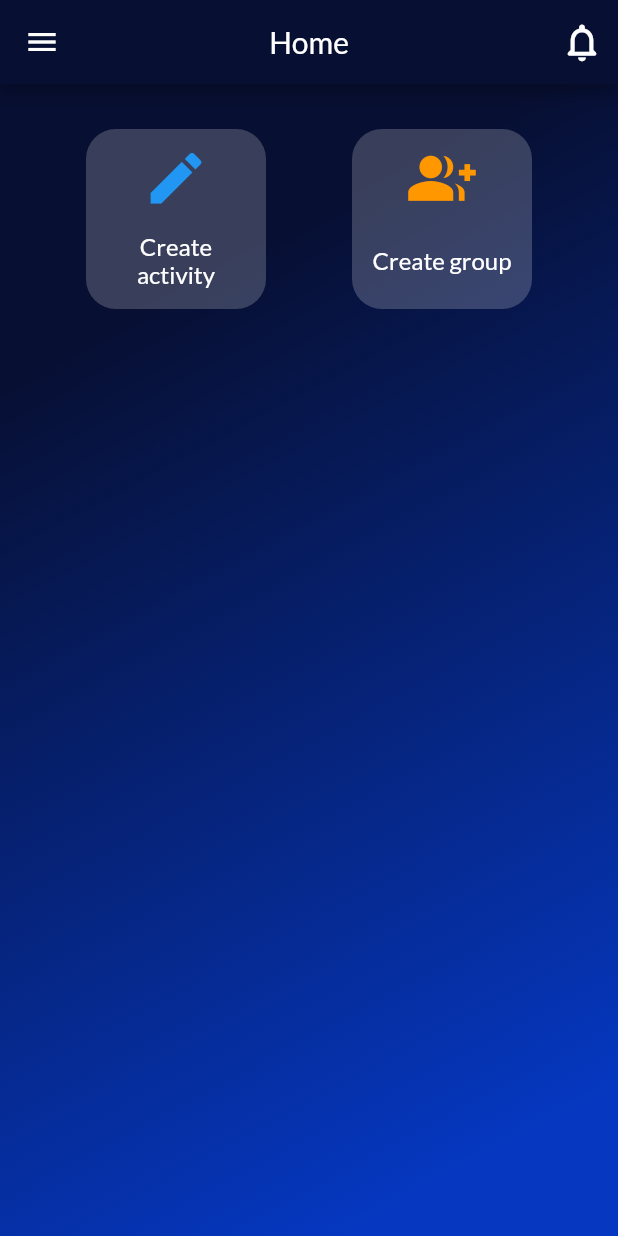
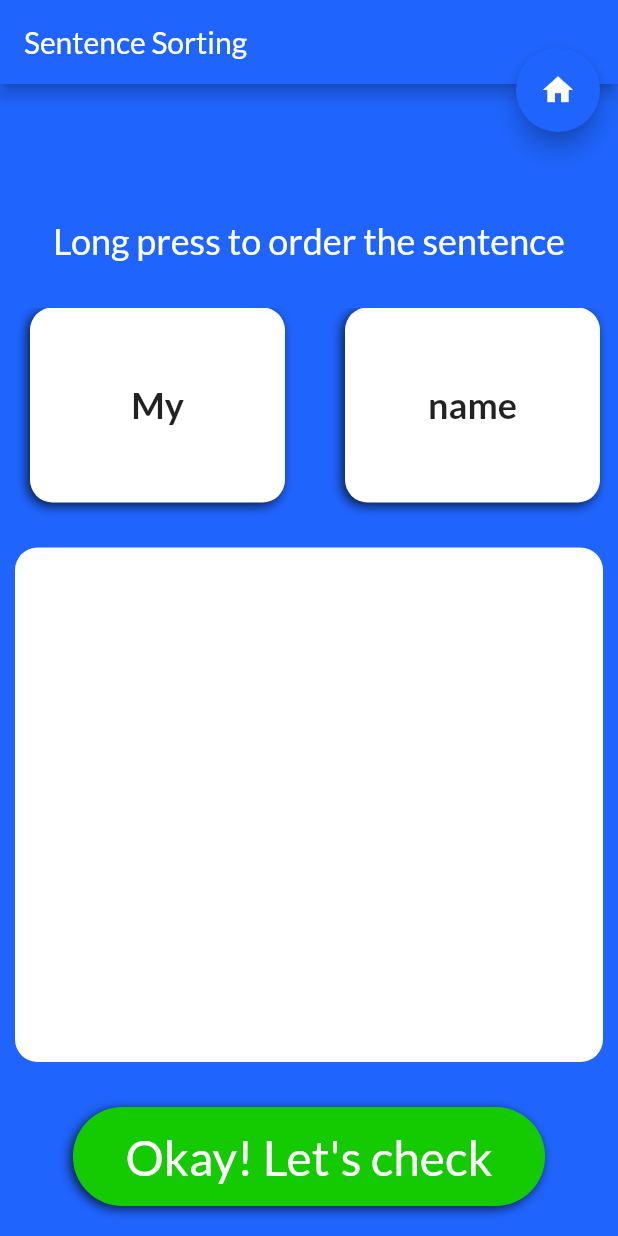
Before and after one commit to yvcdev/t_helper, a Flutter app: the screen it shows after launch, on a phone screen of 412 x 824 dp. Run offline on Flutter 3.47's test engine with Material 2 defaults, Android fonts, the light colour scheme and no system bars; our stand-ins replace google_fonts.

Commit message:
general ui changes

```diff
--- /dev/null
+++ b/lib/activity_screens/a_sort_sentence_screen.dart
@@ -0,0 +1,143 @@
+import 'package:flutter/material.dart';
+import 'package:provider/provider.dart';
+import 'package:t_helper/constants/constants.dart';
+import 'package:t_helper/constants/ui.dart';
+import 'package:t_helper/layouts/layouts.dart';
+import 'package:t_helper/services/services.dart';
+import 'package:t_helper/widgets/widgets.dart';
+
+class ASortSentenceScreen extends StatelessWidget {
+  const ASortSentenceScreen({Key? key}) : super(key: key);
+
+  @override
+  Widget build(BuildContext context) {
+    return ActivityFloatingLayoutLayout(
+      title: 'Sentence Sorting',
+      child: Column(
+        children: [
+          const SizedBox(height: UiConsts.extraLargeSpacing),
+          const Text(
+            'Long press to order the sentence',
+            style: TextStyle(
+                color: Colors.white, fontSize: UiConsts.normalFontSize),
+          ),
+          const SizedBox(
+            height: UiConsts.largeSpacing,
+          ),
+          const SizedBox(
+              height: UiConsts.normalCardHeight, child: _ReordableList()),
+          const _SentenceCreatedContainer(),
+          const SizedBox(
+            height: UiConsts.normalSpacing,
+          ),
+          CustomAcceptButton(
+              onTap: () {
+                print('da');
+              },
+              title: 'Okay! Let\'s check'),
+          const SizedBox(
+            height: UiConsts.normalSpacing,
+          ),
+        ],
+      ),
+    );
+  }
+}
+
+class _ReordableList extends StatelessWidget {
+  const _ReordableList({Key? key}) : super(key: key);
+
+  @override
+  Widget build(BuildContext context) {
+    final sentenceService = Provider.of<SentenceService>(context);
+    final sentence = sentenceService.sentence;
+
+    return ReorderableListView(
+      scrollDirection: Axis.horizontal,
+      children: [
+        for (int index = 0; index < sentence.words.length; index++)
+          _WordCard(
+            text: sentence.words[index],
+            key: Key('$index'),
+          ),
+      ],
+      onReorder: (oldIndex, newIndex) {
+        if (oldIndex < newIndex) {
+          newIndex -= 1;
+        }
+
+        final word = sentenceService.removeWordAt(oldIndex);
+        sentenceService.insertWord(newIndex, word);
+        sentenceService.stringifySentence();
+      },
+    );
+  }
+}
+
+class _WordCard extends StatelessWidget {
+  final String text;
+
+  const _WordCard({
+    Key? key,
+    required this.text,
+  }) : super(key: key);
+
+  @override
+  Widget build(BuildContext context) {
+    return Column(
+      children: [
+        Expanded(
+          child: Container(
+            alignment: Alignment.center,
+            padding: const EdgeInsets.all(UiConsts.normalPadding),
+            margin:
+                const EdgeInsets.symmetric(horizontal: UiConsts.normalSpacing),
+            child: Text(
+              text,
+              style: const TextStyle(
+                  fontSize: UiConsts.normalFontSize,
+                  fontWeight: FontWeight.bold),
+            ),
+            width: 170,
+            height: UiConsts.normalCardHeight,
+            decoration: BoxDecoration(
+                borderRadius: BorderRadius.circular(UiConsts.borderRadius),
+                color: Colors.white,
+                boxShadow: [UiConsts.boxShadow]),
+          ),
+        ),
+        const SizedBox(
+          height: UiConsts.normalSpacing,
+        )
+      ],
+    );
+  }
+}
+
+class _SentenceCreatedContainer extends StatelessWidget {
+  const _SentenceCreatedContainer({
+    Key? key,
+  }) : super(key: key);
+
+  @override
+  Widget build(BuildContext context) {
+    final sentenceService = Provider.of<SentenceService>(context);
+
+    return Expanded(
+      child: Container(
+        margin: const EdgeInsets.all(UiConsts.smallSpacing),
+        padding: const EdgeInsets.all(UiConsts.largePadding),
+        alignment: Alignment.center,
+        width: double.infinity,
+        decoration: BoxDecoration(
+            color: Colors.white,
+            borderRadius: BorderRadius.circular(UiConsts.borderRadius)),
+        child: Text(
+          sentenceService.sentenceString,
+          style: const TextStyle(
+              fontSize: UiConsts.largeFontSize, fontWeight: FontWeight.bold),
+        ),
+      ),
+    );
+  }
+}
--- /dev/null
+++ b/lib/activity_screens/activity_screens.dart
@@ -0,0 +1 @@
+export 'package:t_helper/activity_screens/a_sort_sentence_screen.dart';
--- /dev/null
+++ b/lib/constants/constants.dart
@@ -0,0 +1 @@
+export 'package:t_helper/constants/ui.dart';
--- /dev/null
+++ b/lib/constants/ui.dart
@@ -0,0 +1,30 @@
+import 'package:flutter/material.dart';
+
+class UiConsts {
+  static const borderRadius = 15.0;
+  static const smallSpacing = 10.0;
+  static const normalSpacing = 20.0;
+  static const largeSpacing = 30.0;
+  static const extraLargeSpacing = 90.0;
+  static const hugeSpacing = 150.0;
+  static const smallCardHeight = 90.0;
+  static const normalCardHeight = 150.0;
+  static const largeCardHeight = 250.0;
+  static const smallFontSize = 16.0;
+  static const normalFontSize = 24.0;
+  static const largeFontSize = 32.0;
+  static const smallPadding = 8.0;
+  static const normalPadding = 14.0;
+  static const largePadding = 20.0;
+  static const extraLargePadding = 35.0;
+
+  static const littleOpacity = 0.2;
+  static const normalOpacity = 0.5;
+  static const muchOpacity = 0.8;
+
+  static final boxShadow = BoxShadow(
+    color: Colors.black.withOpacity(0.7),
+    offset: const Offset(-2, 2),
+    blurRadius: 5,
+  );
+}
--- /dev/null
+++ b/lib/layouts/activity_floating_layout.dart
@@ -0,0 +1,47 @@
+import 'package:flutter/material.dart';
+
+import 'package:t_helper/utils/custom_colors.dart';
+import 'package:t_helper/widgets/widgets.dart';
+
+class ActivityFloatingLayoutLayout extends StatelessWidget {
+  final Widget child;
+  final IconData? floatingIcon;
+  final Function? floatingAction;
+  final String title;
+
+  const ActivityFloatingLayoutLayout(
+      {Key? key,
+      required this.child,
+      this.floatingIcon,
+      this.floatingAction,
+      required this.title})
+      : super(key: key);
+
+  @override
+  Widget build(BuildContext context) {
+    return Scaffold(
+      appBar: AppBar(
+        title: Text(title),
+        centerTitle: false,
+      ),
+      floatingActionButtonLocation: FloatingActionButtonLocation.miniEndTop,
+      floatingActionButton: Padding(
+        padding: const EdgeInsets.only(top: 8),
+        child: FloatingActionButton(
+          onPressed: () {
+            if (floatingAction == null) {
+              Navigator.pushNamed(context, 'home');
+            } else {
+              floatingAction!();
+            }
+          },
+          backgroundColor: CustomColors.primary,
+          child: Icon(floatingIcon ?? Icons.home),
+        ),
+      ),
+      body: GradientBackground(
+        child: child,
+      ),
+    );
+  }
+}
--- a/lib/layouts/layouts.dart
+++ b/lib/layouts/layouts.dart
@@ -1 +1,2 @@
 export 'package:t_helper/layouts/notification_appbar_layout.dart';
+export 'package:t_helper/layouts/activity_floating_layout.dart';
--- a/lib/main.dart
+++ b/lib/main.dart
@@ -1,11 +1,28 @@
 import 'package:flutter/material.dart';
 import 'package:google_fonts/google_fonts.dart';
+import 'package:provider/provider.dart';
 
+import 'package:t_helper/activity_screens/activity_screens.dart';
 import 'package:t_helper/screens/screens.dart';
-import 'package:t_helper/utils/custom_colors.dart';
+import 'package:t_helper/services/services.dart';
+import 'package:t_helper/utils/utils.dart';
 
 void main() {
-  runApp(const MyApp());
+  runApp(const AppState());
+}
+
+class AppState extends StatelessWidget {
+  const AppState({Key? key}) : super(key: key);
+
+  @override
+  Widget build(BuildContext context) {
+    return MultiProvider(
+      child: const MyApp(),
+      providers: [
+        ChangeNotifierProvider(create: (_) => SentenceService()),
+      ],
+    );
+  }
 }
 
 class MyApp extends StatelessWidget {
@@ -17,7 +34,7 @@
       theme: _themeData(context),
       debugShowCheckedModeBanner: false,
       title: 'Material App',
-      initialRoute: 'home',
+      initialRoute: 'activity/sort_sentence',
       routes: {
         'login': (_) => const LoginScreen(),
         'signup': (_) => const SignupScreen(),
@@ -29,6 +46,7 @@
         'group_activities': (_) => const GroupActivitiesScreen(),
         'create_activity': (_) => const CreateActivityScreen(),
         'create_group': (_) => const CreateGroupScreen(),
+        'activity/sort_sentence': (_) => const ASortSentenceScreen(),
       },
     );
   }
--- /dev/null
+++ b/lib/models/models.dart
@@ -0,0 +1 @@
+export 'package:t_helper/models/sentence.dart';
--- /dev/null
+++ b/lib/models/sentence.dart
@@ -0,0 +1,20 @@
+import 'dart:convert';
+
+class Sentence {
+  Sentence({
+    required this.words,
+  });
+  List<String> words;
+
+  factory Sentence.fromJson(String str) => Sentence.fromMap(json.decode(str));
+
+  String toJson() => json.encode(toMap());
+
+  factory Sentence.fromMap(Map<String, dynamic> json) => Sentence(
+        words: List<String>.from(json["sentence"].map((x) => x)),
+      );
+
+  Map<String, dynamic> toMap() => {
+        "sentence": List<dynamic>.from(words.map((x) => x)),
+      };
+}
--- /dev/null
+++ b/lib/services/sentences_service.dart
@@ -0,0 +1,55 @@
+import 'package:flutter/material.dart';
+import 'package:http/http.dart' as http;
+import 'dart:convert';
+
+import 'package:t_helper/models/models.dart';
+
+class SentenceService extends ChangeNotifier {
+  final String _baseUrl = 't-helper-a0132-default-rtdb.firebaseio.com';
+  final List<Sentence> sentences = [];
+
+  final Sentence createdSentence = Sentence(words: []);
+
+  Sentence sentence = Sentence(words: ['My', 'name', 'is', 'Yeison']);
+  String sentenceString = '';
+
+  bool isLoading = true;
+  Color bgColor = Colors.transparent;
+
+  Future<Sentence> getSentence(index) async {
+    isLoading = true;
+    notifyListeners();
+
+    final url =
+        Uri.https(_baseUrl, 'sentences/uidicoye06/sentences/$index.json');
+    final res = await http.get(url);
+
+    final List<dynamic> resSentence = jsonDecode(res.body);
+    final List<String> stringList = List<String>.from(resSentence);
+
+    sentence = Sentence(words: stringList);
+
+    isLoading = false;
+    notifyListeners();
+
+    return sentence;
+  }
+
+  addWordCreatedSentence(String word) {
+    createdSentence.words.add(word);
+    notifyListeners();
+  }
+
+  stringifySentence() {
+    sentenceString = sentence.words.join(" ");
+    notifyListeners();
+  }
+
+  String removeWordAt(int index) {
+    return sentence.words.removeAt(index);
+  }
+
+  void insertWord(int newIndex, String word) {
+    sentence.words.insert(newIndex, word);
+  }
+}
--- /dev/null
+++ b/lib/services/services.dart
@@ -0,0 +1 @@
+export 'package:t_helper/services/sentences_service.dart';
--- a/lib/utils/custom_colors.dart
+++ b/lib/utils/custom_colors.dart
@@ -1,6 +1,7 @@
 import 'package:flutter/material.dart';
 
 class CustomColors {
-  static const Color primary = Color.fromRGBO(7, 15, 50, 1);
-  static const Color secondary = Color.fromRGBO(5, 55, 192, 1);
+  static const Color primary = Color.fromRGBO(31, 100, 253, 1);
+  static const Color secondary = Color.fromRGBO(31, 100, 253, 1);
+  static const Color green = Color.fromRGBO(20, 203, 1, 1);
 }
--- /dev/null
+++ b/lib/widgets/custom_accept_button.dart
@@ -0,0 +1,45 @@
+import 'package:flutter/material.dart';
+import 'package:t_helper/constants/constants.dart';
+import 'package:t_helper/utils/custom_colors.dart';
+
+class CustomAcceptButton extends StatelessWidget {
+  final Function onTap;
+  final String title;
+  final IconData? iconData;
+  final Color? color;
+
+  const CustomAcceptButton(
+      {Key? key,
+      required this.onTap,
+      required this.title,
+      this.iconData,
+      this.color})
+      : super(key: key);
+
+  @override
+  Widget build(BuildContext context) {
+    return Material(
+      color: Colors.transparent,
+      child: InkWell(
+        borderRadius: BorderRadius.circular(UiConsts.borderRadius),
+        onTap: () {
+          onTap();
+        },
+        child: Container(
+          padding: const EdgeInsets.symmetric(
+              horizontal: UiConsts.extraLargePadding,
+              vertical: UiConsts.normalPadding),
+          child: Text(title,
+              style: const TextStyle(
+                color: Colors.white,
+                fontSize: UiConsts.largeFontSize,
+              )),
+          decoration: ShapeDecoration(
+              shape: const StadiumBorder(),
+              color: color ?? CustomColors.green,
+              shadows: [UiConsts.boxShadow]),
+        ),
+      ),
+    );
+  }
+}
--- a/lib/widgets/widgets.dart
+++ b/lib/widgets/widgets.dart
@@ -1,3 +1,4 @@
 export 'package:t_helper/widgets/group_info_listtile.dart';
 export 'package:t_helper/widgets/gradient_background.dart';
 export 'package:t_helper/widgets/custom_drawer.dart';
+export 'package:t_helper/widgets/custom_accept_button.dart';
```
Also changed, not shown: pubspec.yaml (+2 -5 lines), pubspec.lock.
